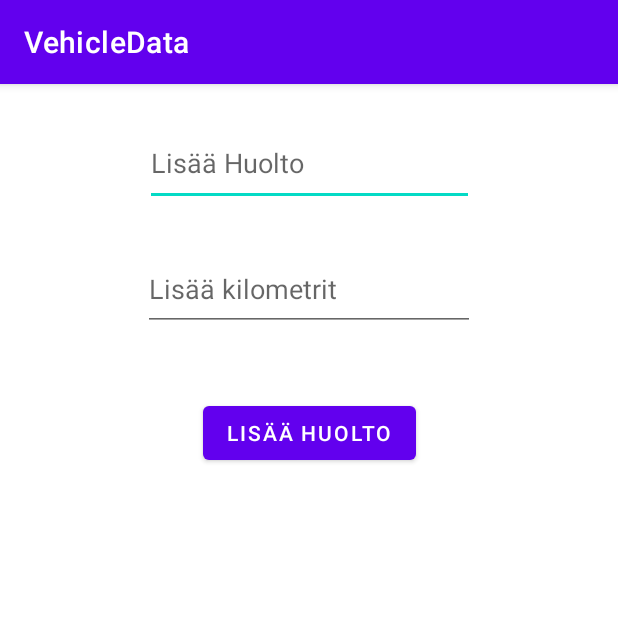
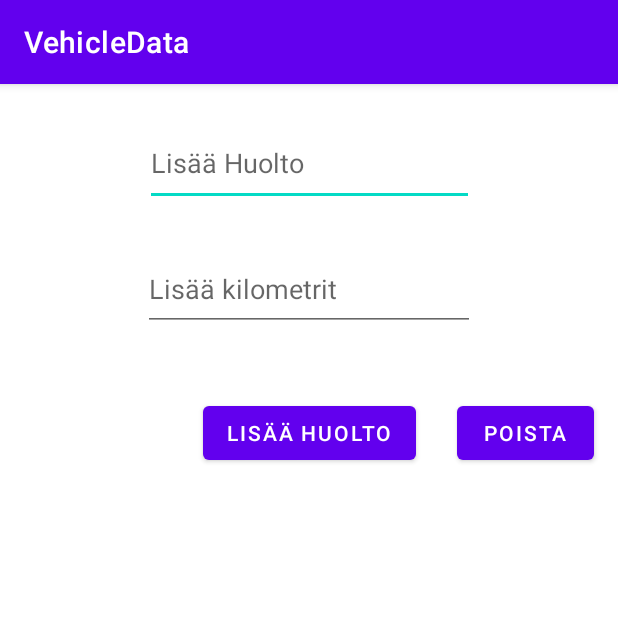
Before and after one commit to mikaelk94/android-huoltokirja, an Android app: the VehicleData screen opened directly, with no data from a screen before it, on a phone screen of 412 x 824 dp, the top half of it. Run offline under Robolectric (Android 15) with nearby library versions, the phone set to English and light mode, and no system bars; our stand-ins replace Firebase (no records; nobody signed in at launch, a user with empty details on screens opened directly).

Commit message:
Kulkuneuvon poisto alkeellinen versio

```diff
--- a/app/src/main/java/huolto/kirja/LoggedIn.java
+++ b/app/src/main/java/huolto/kirja/LoggedIn.java
@@ -136,8 +136,8 @@ public class LoggedIn extends AppCompatActivity {
 
             @Override
             public void onChildRemoved(@NonNull DataSnapshot snapshot) {
+                snapshot.getChildren();
 
-                ArrayList.remove(snapshot.getValue(String.class));
                 adapter.notifyDataSetChanged();
 
             }
--- a/app/src/main/java/huolto/kirja/VehicleData.java
+++ b/app/src/main/java/huolto/kirja/VehicleData.java
@@ -23,6 +23,7 @@ public class VehicleData extends AppCompatActivity {
     EditText addService;
     EditText addKilometers;
     Button saveService;
+    Button btnDelete;
     DatabaseReference reference = FirebaseDatabase.getInstance().getReference("user");
     DatabaseReference reference2 = FirebaseDatabase.getInstance().getReference("user");
 
@@ -56,6 +57,7 @@ public class VehicleData extends AppCompatActivity {
         addService = findViewById(R.id.editTextAddVService);
         addKilometers = findViewById(R.id.editTextAddVKilometers);
         saveService = findViewById(R.id.buttonAddVService);
+        btnDelete = findViewById(R.id.buttonDelete);
 
         saveService.setOnClickListener(new View.OnClickListener() {
             @Override
@@ -66,6 +68,14 @@ public class VehicleData extends AppCompatActivity {
                 reference.child(username).child("vehicles").child(vehiclename).child("services").push().setValue(serviceInfo);
                 addKilometers.setText("");
                 addService.setText("");
+            }
+        });
+
+        btnDelete.setOnClickListener(new View.OnClickListener() {
+            @Override
+            public void onClick(View v) {
+                reference.child(username).child("vehicles").child(vehiclename).removeValue();
+
             }
         });
 
--- a/app/src/main/res/layout/activity_vehicle_data.xml
+++ b/app/src/main/res/layout/activity_vehicle_data.xml
@@ -52,4 +52,17 @@
         app:layout_constraintStart_toStartOf="parent"
         app:layout_constraintTop_toBottomOf="@+id/buttonAddVService" />
 
+    <Button
+        android:id="@+id/buttonDelete"
+        android:layout_width="91dp"
+        android:layout_height="48dp"
+        android:layout_marginTop="32dp"
+        android:text="@string/delete_vehicle"
+        app:layout_constraintBottom_toTopOf="@+id/VehicleDataList"
+        app:layout_constraintEnd_toEndOf="parent"
+        app:layout_constraintHorizontal_bias="0.627"
+        app:layout_constraintStart_toEndOf="@+id/buttonAddVService"
+        app:layout_constraintTop_toBottomOf="@+id/editTextAddVKilometers"
+        app:layout_constraintVertical_bias="0.272" />
+
 </androidx.constraintlayout.widget.ConstraintLayout>
--- a/app/src/main/res/values/strings.xml
+++ b/app/src/main/res/values/strings.xml
@@ -10,4 +10,5 @@
     <string name="create_user">Luo Käyttäjä</string>
     <string name="add_service">Lisää Huolto</string>
     <string name="add_distance">Lisää kilometrit</string>
+    <string name="delete_vehicle">Poista</string>
 </resources>
```
